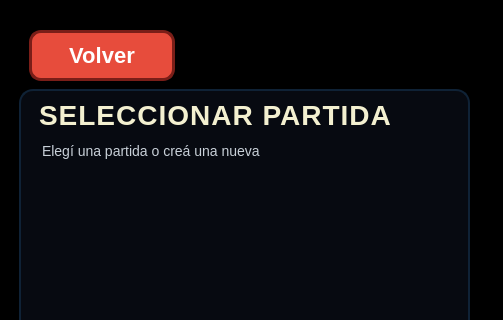
Old version of the form source/client_src/lobby/lobbywindow.ui in the repository Martinonervi/TpFinalNeedForSpeed; both pictures show x 0 to 503 and y 0 to 320 of the 503 by 533 pixel window.
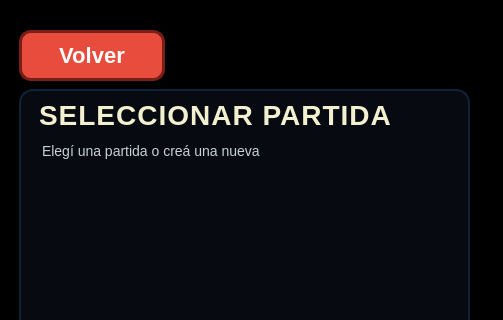
New version of the form. The open tabs and pages were chosen to show the change. Icons and pictures are not drawn.

Commit message: fix para que el boton de cerrar no abra sdl

What changed in the file:
```diff
--- a/source/client_src/lobby/lobbywindow.ui
+++ b/source/client_src/lobby/lobbywindow.ui
@@ -350,7 +350,7 @@
        <widget class="QWidget" name="verticalLayoutWidget_5">
         <property name="geometry">
          <rect>
-          <x>20</x>
+          <x>10</x>
           <y>20</y>
           <width>146</width>
           <height>54</height>
```
Left out of the diff: 2 changed lines with no effect on the pictures. The commit also changes 4 other files.
